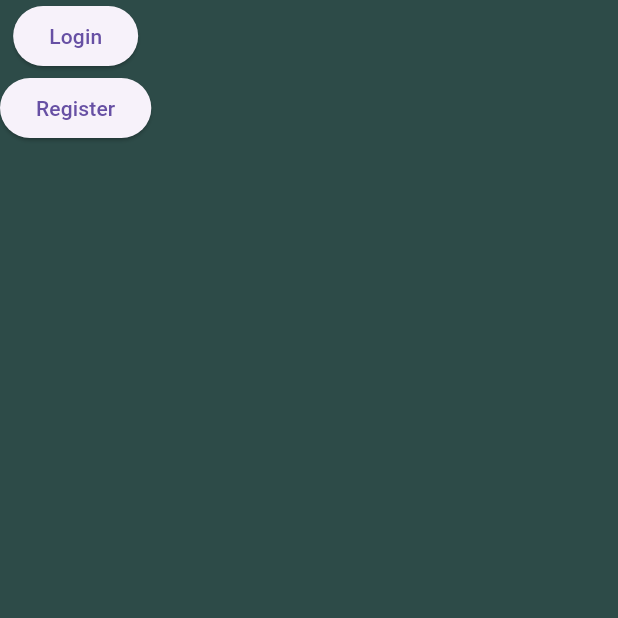
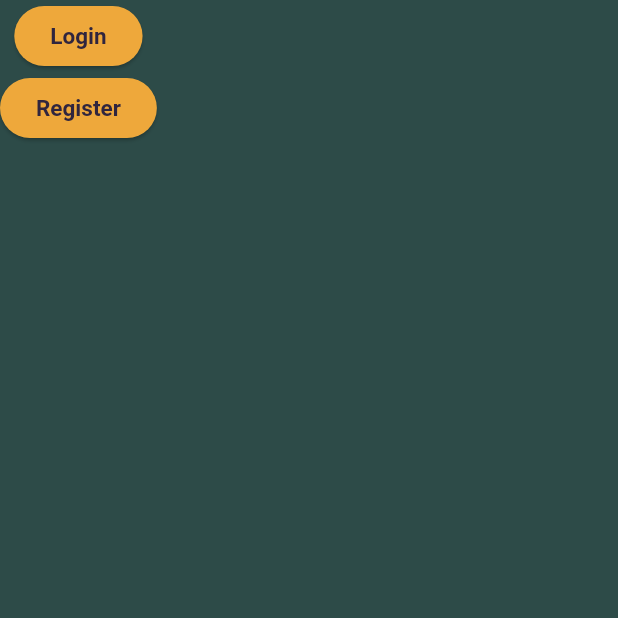
Before and after one commit to TZevs/flashcard_app, a Flutter app: the screen it shows after launch, on a phone screen of 412 x 824 dp, the top half of it. Run offline on Flutter 3.47's test engine with Material 3 defaults, Android fonts, the phone set to English and light mode, and no system bars; our stand-ins replace cloud_firestore, firebase_auth, firebase_core, firebase_storage, flutter_tts, image_picker and 1 more; missing offline and left inert: flutter_flip_card, linear_progress_bar; accounts and stored records are empty.

Commit message:
New design and image sizing

```diff
--- a/lib/widgets/flashcard_widget.dart
+++ b/lib/widgets/flashcard_widget.dart
@@ -14,11 +14,11 @@ class FlashcardWidget extends StatelessWidget {
   Widget build(BuildContext context) {
     final viewModel = Provider.of<FlashcardViewModel>(context, listen: false);
     return Padding(
-      padding: EdgeInsets.all(20),
+      padding: EdgeInsets.all(10),
       child: Card(
         child: Column(mainAxisAlignment: MainAxisAlignment.center, children: [
           img != null
-              ? Image.file(File(img), width: 200, height: 200)
+              ? Image.file(File(img), width: 300, height: 300)
               : Container(),
           Center(child: Text(content!, style: mainTextTheme.displayMedium)),
           IconButton(
--- a/lib/widgets/themes/main_themes.dart
+++ b/lib/widgets/themes/main_themes.dart
@@ -36,6 +36,7 @@ final ThemeData globalTheme = ThemeData(
     clipBehavior: Clip.hardEdge,
   ),
   inputDecorationTheme: InputDecorationTheme(
+    fillColor: Color(0xFFEEA83B),
     border: OutlineInputBorder(
       borderRadius: BorderRadius.circular(10),
       borderSide: BorderSide(color: Color(0xFFEEA83B)),
@@ -57,6 +58,15 @@ final ThemeData globalTheme = ThemeData(
     backgroundColor: Color(0xFF30253e),
     shape: RoundedRectangleBorder(borderRadius: BorderRadius.circular(10)),
   ),
+  elevatedButtonTheme: ElevatedButtonThemeData(
+      style: ButtonStyle(
+    backgroundColor: WidgetStatePropertyAll(Color(0xFFEEA83B)),
+    foregroundColor: WidgetStatePropertyAll(Color(0xFF30253e)),
+    textStyle: WidgetStatePropertyAll(TextStyle(
+      fontSize: 15,
+      fontWeight: FontWeight.bold,
+    )),
+  )),
 );
 
 final TextTheme mainTextTheme = TextTheme(
@@ -73,3 +83,8 @@ final TextTheme mainTextTheme = TextTheme(
   displaySmall: TextStyle(
       color: Color(0xFFEBE4C2), fontSize: 18, fontWeight: FontWeight.normal),
 );
+
+final BoxDecoration addImgContainer = BoxDecoration(
+  color: Color(0xFF30253e),
+  borderRadius: BorderRadius.circular(10),
+);
```
